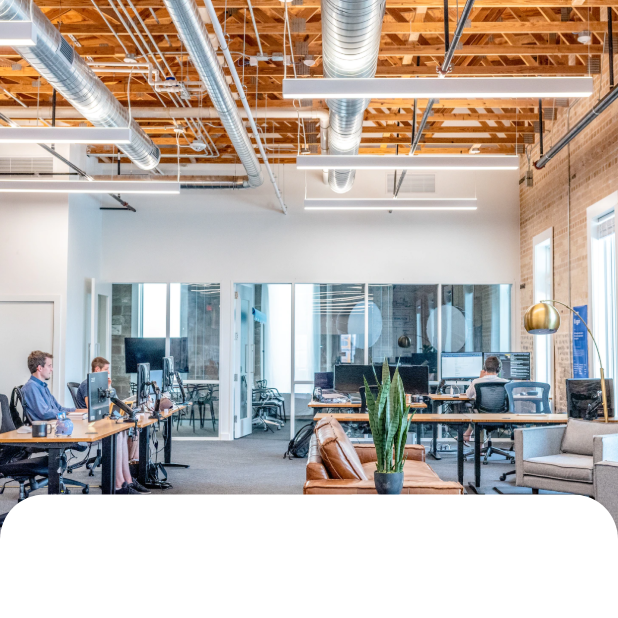
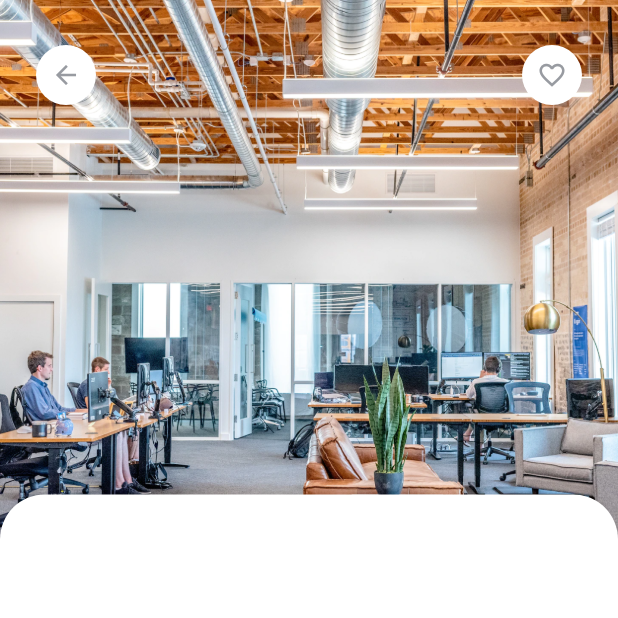
Before and after one commit to Muhdzalf/bwa_kos, a Flutter app: the DetailPage screen opened by its route, on a phone screen of 412 x 824 dp, the top half of it. Run offline on Flutter 3.47's test engine with Material 2 defaults, Android fonts, the phone set to English and light mode, and no system bars; our stand-ins replace google_fonts.

Commit message:
create navidation button

```diff
--- /dev/null
+++ b/lib/pages/details/components/navigation_button.dart
@@ -0,0 +1,37 @@
+import 'package:flutter/material.dart';
+
+import '../../../theme.dart';
+
+class NavigationButton extends StatelessWidget {
+  const NavigationButton({
+    Key? key,
+  }) : super(key: key);
+
+  @override
+  Widget build(BuildContext context) {
+    return Container(
+      margin: EdgeInsets.symmetric(horizontal: 24, vertical: 30),
+      child: Row(
+        children: [
+          CircleAvatar(
+            backgroundColor: Colors.white,
+            child: Icon(
+              Icons.arrow_back,
+              color: greyColor,
+              size: 20,
+            ),
+          ),
+          Spacer(),
+          CircleAvatar(
+            backgroundColor: Colors.white,
+            child: Icon(
+              Icons.favorite_border_outlined,
+              color: greyColor,
+              size: 20,
+            ),
+          ),
+        ],
+      ),
+    );
+  }
+}
--- a/lib/pages/details/details_page.dart
+++ b/lib/pages/details/details_page.dart
@@ -1,7 +1,9 @@
+import 'package:bwa_kos/theme.dart';
 import 'package:flutter/material.dart';
 
 import 'components/content_card.dart';
 import 'components/header_image.dart';
+import 'components/navigation_button.dart';
 
 class DetailPage extends StatelessWidget {
   const DetailPage({Key? key}) : super(key: key);
@@ -10,7 +12,7 @@ class DetailPage extends StatelessWidget {
   Widget build(BuildContext context) {
     return Scaffold(
       body: Stack(
-        children: [HeaderImage(), ContentCard()],
+        children: [HeaderImage(), ContentCard(), NavigationButton()],
       ),
     );
   }
```
